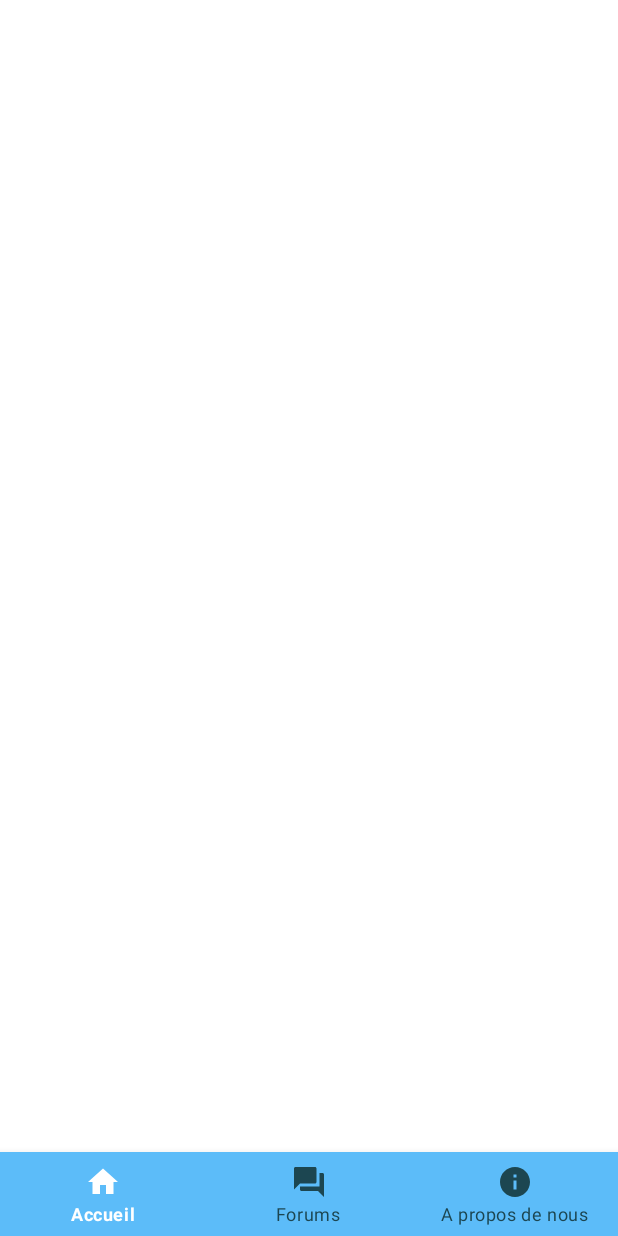
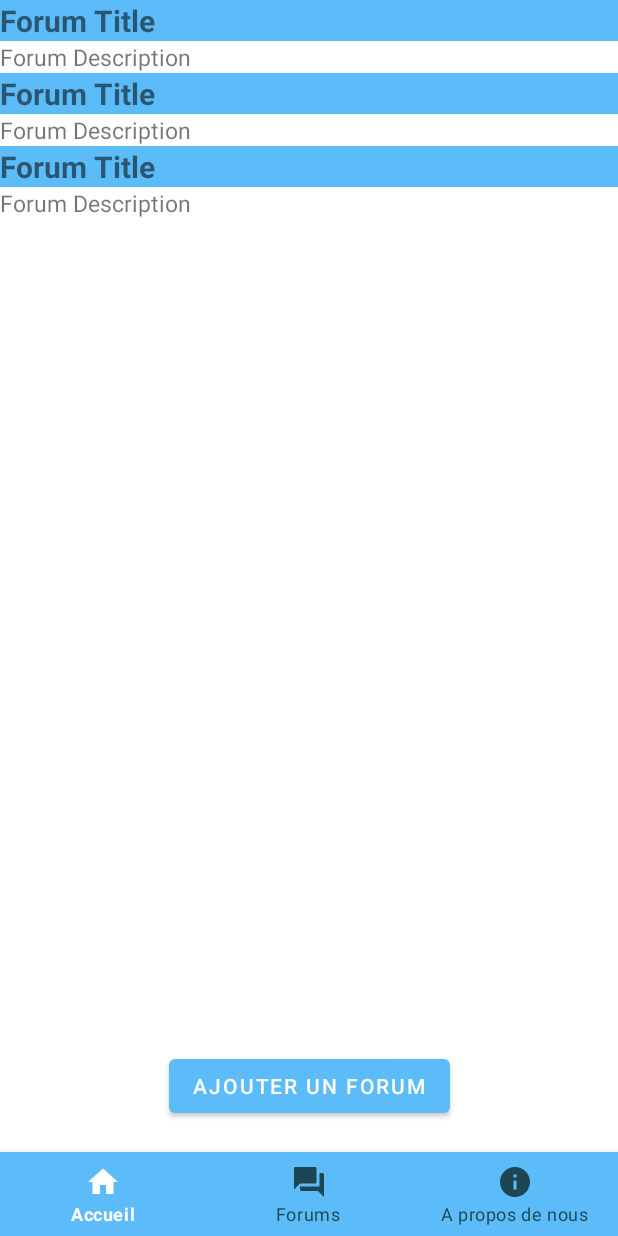
Before and after one commit to BlaBl-App/BlaBl-App, an Android app: the layout forum_activity.xml on its own in the app's theme, with its tools: preview values and no code run, on a phone screen of 412 x 824 dp. Run offline under Robolectric (Android 15) with nearby library versions, the phone set to English and light mode, and no system bars; network calls fail.

Commit message:
adding forums works

```diff
--- a/app/src/main/java/com/blablapp/blablapp/ForumAdapter.kt
+++ b/app/src/main/java/com/blablapp/blablapp/ForumAdapter.kt
@@ -24,7 +24,6 @@ class ForumAdapter(var context: Context, var listOfForum: ArrayList<Forum>) : Re
 
     override fun onBindViewHolder(holder: RecyclerView.ViewHolder, position: Int) {
         val forum = listOfForum[position]
-        Log.d("DEBUG FORUM", forum.toString())
         val forumViewHolder = holder as ForumViewHolder
         forumViewHolder.forumName.text = forum.name
         forumViewHolder.forumDescription.text = forum.description
@@ -48,8 +47,10 @@ class ForumAdapter(var context: Context, var listOfForum: ArrayList<Forum>) : Re
         alertDialog.setMessage(R.string.askRemoveForum)
         alertDialog.setPositiveButton(R.string.yes){dialog, which ->
             Toast.makeText(context, R.string.deletedForum, Toast.LENGTH_SHORT).show()
+            Log.d("DEBUG POSITION LIST", position.toString() )
             listOfForum.removeAt(position)
             notifyItemRemoved(position)
+            notifyDataSetChanged()
             apiThread.start()
         }
         alertDialog.setNegativeButton(R.string.no){dialog, which ->
--- a/app/src/main/res/layout/forum_activity.xml
+++ b/app/src/main/res/layout/forum_activity.xml
@@ -2,14 +2,33 @@
 <androidx.constraintlayout.widget.ConstraintLayout xmlns:android="http://schemas.android.com/apk/res/android"
     android:layout_width="match_parent"
     android:layout_height="match_parent"
-    xmlns:app="http://schemas.android.com/apk/res-auto">
+    xmlns:app="http://schemas.android.com/apk/res-auto"
+    xmlns:tools="http://schemas.android.com/tools">
 
     <androidx.recyclerview.widget.RecyclerView
         android:id="@+id/forumRecyclerView"
         android:layout_width="match_parent"
         android:layout_height="match_parent"
-        android:layout_alignParentTop="true"
+        app:layout_constraintEnd_toEndOf="parent"
+        app:layout_constraintStart_toStartOf="parent"
+        tools:listitem="@layout/single_forum"/>
+
+    <Button
+        android:layout_width="wrap_content"
+        android:layout_height="wrap_content"
+        android:text="@string/addForum"
+        android:id="@+id/addForumButton"
+        android:layout_marginBottom="20dp"
+        android:layout_marginEnd="20dp"
+        android:layout_marginRight="20dp"
+        android:layout_marginStart="20dp"
+        android:layout_marginLeft="20dp"
+        android:layout_marginTop="20dp"
+        app:layout_constraintBottom_toTopOf="@+id/bottomNavigationView"
+        app:layout_constraintEnd_toEndOf="parent"
+        app:layout_constraintStart_toStartOf="parent"
         />
+
 
 
     <com.google.android.material.bottomnavigation.BottomNavigationView
--- a/app/src/main/res/layout/single_forum.xml
+++ b/app/src/main/res/layout/single_forum.xml
@@ -1,33 +1,32 @@
 <?xml version="1.0" encoding="utf-8"?>
 <androidx.constraintlayout.widget.ConstraintLayout xmlns:android="http://schemas.android.com/apk/res/android"
+    xmlns:app="http://schemas.android.com/apk/res-auto"
+    xmlns:tools="http://schemas.android.com/tools"
     android:layout_width="match_parent"
-    android:layout_height="match_parent">
-
-    <LinearLayout
-        android:layout_width="match_parent"
-        android:layout_height="match_parent"
-        android:orientation="vertical"
-        android:padding="10dp">
+    android:layout_height="wrap_content">
 
         <TextView
+            android:id="@+id/forumTitle"
             android:layout_width="match_parent"
             android:layout_height="wrap_content"
+            android:background="@color/blue"
+            android:clickable="true"
+            android:focusable="true"
             android:text="Forum Title"
             android:textSize="20sp"
             android:textStyle="bold"
-            android:id="@+id/forumTitle"
-            android:focusable="true"
-            android:clickable="true"
-            />
+            app:layout_constraintTop_toTopOf="parent"
+            tools:layout_editor_absoluteX="16dp" />
 
         <TextView
+            android:id="@+id/forumDescription"
             android:layout_width="match_parent"
             android:layout_height="wrap_content"
+            android:focusable="true"
             android:text="Forum Description"
             android:textSize="15sp"
-            android:id="@+id/forumDescription"
-            />
+            app:layout_constraintTop_toBottomOf="@+id/forumTitle"
+            tools:layout_editor_absoluteX="34dp" />
 
-    </LinearLayout>
 
 </androidx.constraintlayout.widget.ConstraintLayout>
--- a/app/src/main/res/values/colors.xml
+++ b/app/src/main/res/values/colors.xml
@@ -1,7 +1,6 @@
 <?xml version="1.0" encoding="utf-8"?>
 <resources>
     <color name="black">#FF000000</color>
-
     <color name="white">#FFFFFFFF</color>
     <color name="green">#B2F37C</color>
     <color name="blue">#5CBCF9</color>
--- a/app/src/main/res/values/strings.xml
+++ b/app/src/main/res/values/strings.xml
@@ -11,6 +11,10 @@
     <string name="askRemoveForum">Voulez-vous vraiment supprimer ce forum ?</string>
     <string name="deletedForum">Forum supprimé</string>
     <string name="notDeletedForum">Forum non supprimé</string>
+    <string name="addForum">Ajouter un forum</string>
+    <string name="addForumQuestion">Veuillez entrer le titre et la description du forum</string>
+    <string name="forumName">Nom du forum</string>
+    <string name="forumDescription">Description du forum</string>
     <string name="yes">Oui</string>
     <string name="no">Non</string>
     <string name="home">Accueil</string>
```
Also changed, not shown: app/src/main/java/com/blablapp/blablapp/DAO.kt (+3 -14 lines), app/src/main/java/com/blablapp/blablapp/ForumActivity.kt (+48 -2 lines), app/src/main/res/layout/dialog_add_forum.xml (added, +66 -0 lines), 1 other file.
